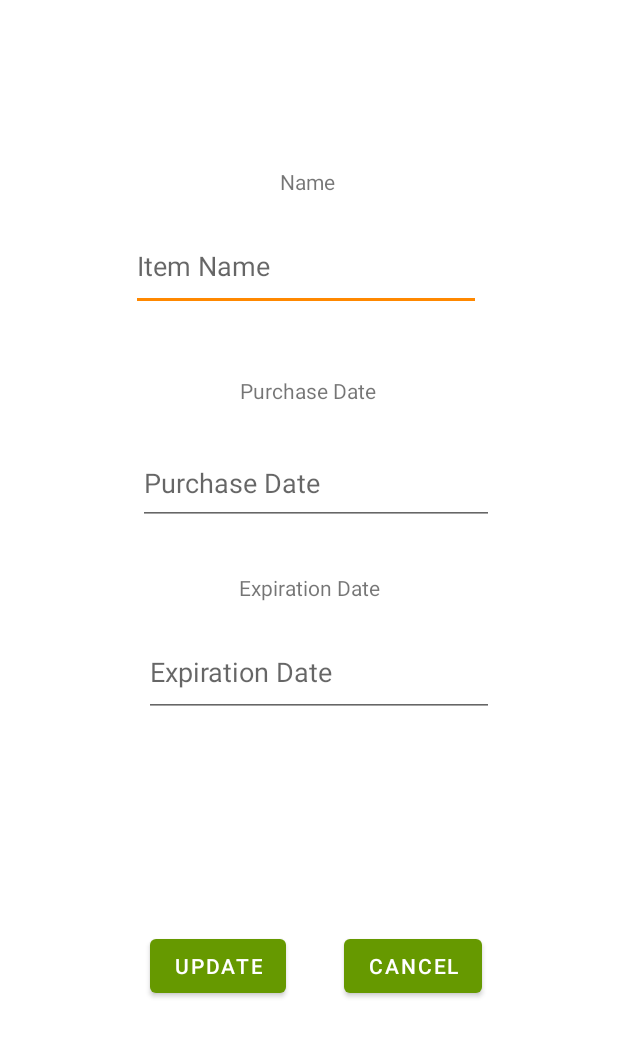
After one commit to renratwit/EnjoyBy, an Android app: the layout activity_edit_item.xml on its own in the app's theme, with its tools: preview values and no code run, on a phone screen of 412 x 824 dp. The commit adds this screen. Shown: the top 1037 px of the screen. Run offline under Robolectric (Android 15) with nearby library versions, the phone set to English and light mode, and no system bars.

Commit message:
edit item

```diff
--- a/app/src/main/AndroidManifest.xml
+++ b/app/src/main/AndroidManifest.xml
@@ -10,6 +10,7 @@
         android:supportsRtl="true"
         android:theme="@style/Theme.EnjoyBy">
         <activity android:name=".AddItem"></activity>
+        <activity android:name=".EditItem"></activity>
         <activity
             android:name=".MainActivity"
             android:label="@string/app_name"
--- /dev/null
+++ b/app/src/main/res/layout/activity_edit_item.xml
@@ -0,0 +1,122 @@
+<?xml version="1.0" encoding="utf-8"?>
+<androidx.constraintlayout.widget.ConstraintLayout xmlns:android="http://schemas.android.com/apk/res/android"
+    xmlns:app="http://schemas.android.com/apk/res-auto"
+    xmlns:tools="http://schemas.android.com/tools"
+    android:layout_width="match_parent"
+    android:layout_height="match_parent"
+    tools:context=".EditItem">
+
+
+    <Button
+        android:id="@+id/edit_update_button"
+        android:layout_width="wrap_content"
+        android:layout_height="wrap_content"
+        android:layout_marginStart="100dp"
+        android:text="Update"
+        app:layout_constraintBottom_toBottomOf="parent"
+        app:layout_constraintEnd_toStartOf="@+id/edit_cancel_button"
+        app:layout_constraintHorizontal_bias="0.0"
+        app:layout_constraintStart_toStartOf="parent"
+        app:layout_constraintTop_toTopOf="parent"
+        app:layout_constraintVertical_bias="0.799" />
+
+    <Button
+        android:id="@+id/edit_cancel_button"
+        android:layout_width="wrap_content"
+        android:layout_height="wrap_content"
+        android:text="Cancel"
+        app:layout_constraintBottom_toBottomOf="parent"
+        app:layout_constraintEnd_toEndOf="parent"
+        app:layout_constraintHorizontal_bias="0.716"
+        app:layout_constraintStart_toStartOf="parent"
+        app:layout_constraintTop_toTopOf="parent"
+        app:layout_constraintVertical_bias="0.799" />
+
+    <TextView
+        android:id="@+id/edit_name_label"
+        android:layout_width="wrap_content"
+        android:layout_height="wrap_content"
+        android:text="Name"
+        app:layout_constraintBottom_toTopOf="@+id/edit_name_input"
+        app:layout_constraintEnd_toEndOf="parent"
+        app:layout_constraintHorizontal_bias="0.498"
+        app:layout_constraintStart_toStartOf="parent"
+        app:layout_constraintTop_toTopOf="parent"
+        app:layout_constraintVertical_bias="0.864" />
+
+    <TextView
+        android:id="@+id/edit_purchase_label"
+        android:layout_width="wrap_content"
+        android:layout_height="wrap_content"
+        android:layout_marginTop="212dp"
+        android:text="Purchase Date"
+        app:layout_constraintBottom_toTopOf="@+id/edit_purchase_input"
+        app:layout_constraintEnd_toEndOf="parent"
+        app:layout_constraintHorizontal_bias="0.498"
+        app:layout_constraintStart_toStartOf="parent"
+        app:layout_constraintTop_toTopOf="parent"
+        app:layout_constraintVertical_bias="0.619" />
+
+    <TextView
+        android:id="@+id/edit_expiration_label"
+        android:layout_width="wrap_content"
+        android:layout_height="wrap_content"
+        android:text="Expiration Date"
+        app:layout_constraintBottom_toTopOf="@+id/edit_expiration_input"
+        app:layout_constraintEnd_toEndOf="parent"
+        app:layout_constraintHorizontal_bias="0.501"
+        app:layout_constraintStart_toStartOf="parent"
+        app:layout_constraintTop_toTopOf="parent"
+        app:layout_constraintVertical_bias="0.957" />
+
+    <EditText
+        android:id="@+id/edit_name_input"
+        android:layout_width="233dp"
+        android:layout_height="59dp"
+        android:ems="10"
+        android:hint="Item Name"
+        android:inputType="textPersonName"
+        android:text=""
+        app:layout_constraintBottom_toTopOf="@+id/edit_purchase_label"
+        app:layout_constraintEnd_toEndOf="parent"
+        app:layout_constraintHorizontal_bias="0.487"
+        app:layout_constraintStart_toStartOf="parent"
+        app:layout_constraintTop_toTopOf="parent"
+        app:layout_constraintVertical_bias="0.774" />
+
+    <EditText
+        android:id="@+id/edit_purchase_input"
+        android:layout_width="237dp"
+        android:layout_height="56dp"
+        android:ems="10"
+        android:hint="Purchase Date"
+        android:inputType="date"
+        android:focusable="false"
+        android:clickable="false"
+        android:focusableInTouchMode="false"
+        app:layout_constraintBottom_toTopOf="@+id/edit_expiration_label"
+        app:layout_constraintEnd_toEndOf="parent"
+        app:layout_constraintHorizontal_bias="0.525"
+        app:layout_constraintStart_toStartOf="parent"
+        app:layout_constraintTop_toTopOf="parent"
+        app:layout_constraintVertical_bias="0.901" />
+
+    <EditText
+        android:id="@+id/edit_expiration_input"
+        android:layout_width="233dp"
+        android:layout_height="59dp"
+        android:layout_marginBottom="36dp"
+        android:ems="10"
+        android:hint="Expiration Date"
+        android:inputType="date"
+        android:focusable="false"
+        android:clickable="false"
+        android:focusableInTouchMode="false"
+        app:layout_constraintBottom_toTopOf="@+id/edit_cancel_button"
+        app:layout_constraintEnd_toEndOf="parent"
+        app:layout_constraintHorizontal_bias="0.537"
+        app:layout_constraintStart_toStartOf="parent"
+        app:layout_constraintTop_toTopOf="parent"
+        app:layout_constraintVertical_bias="0.798" />
+
+</androidx.constraintlayout.widget.ConstraintLayout>
```
Also changed, not shown: app/src/main/java/edu/wit/mobileapp/enjoyby/EditItem.java (added, +158 -0 lines), app/src/main/java/edu/wit/mobileapp/enjoyby/FoodListAdapter.java (+10 -8 lines).
